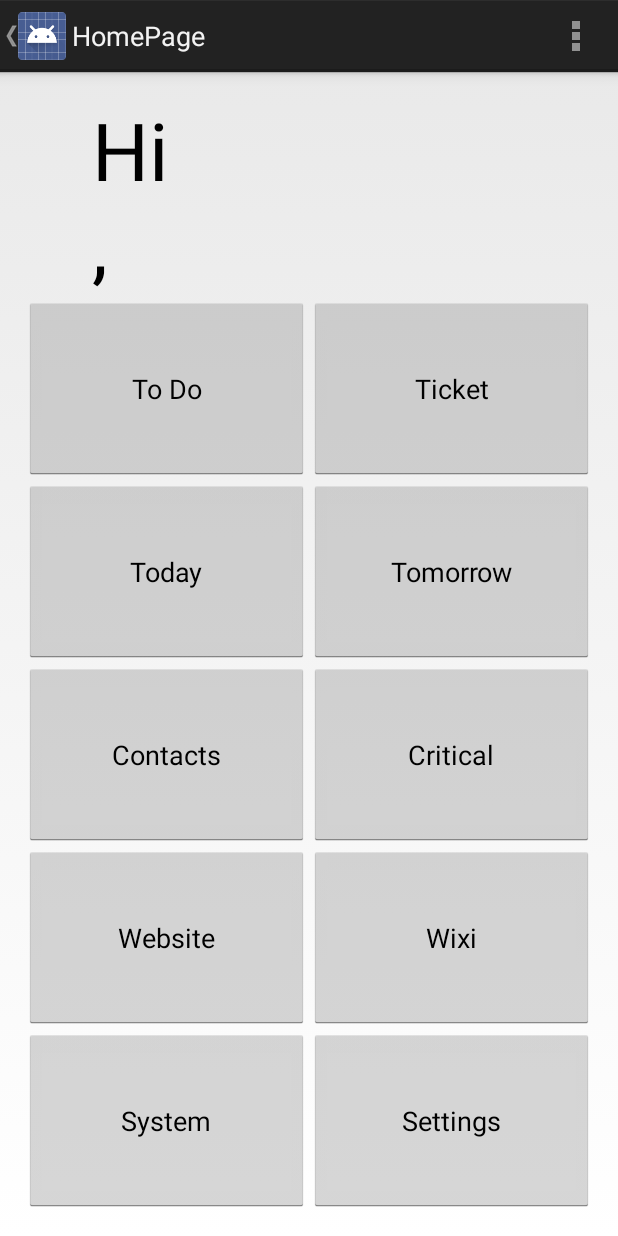
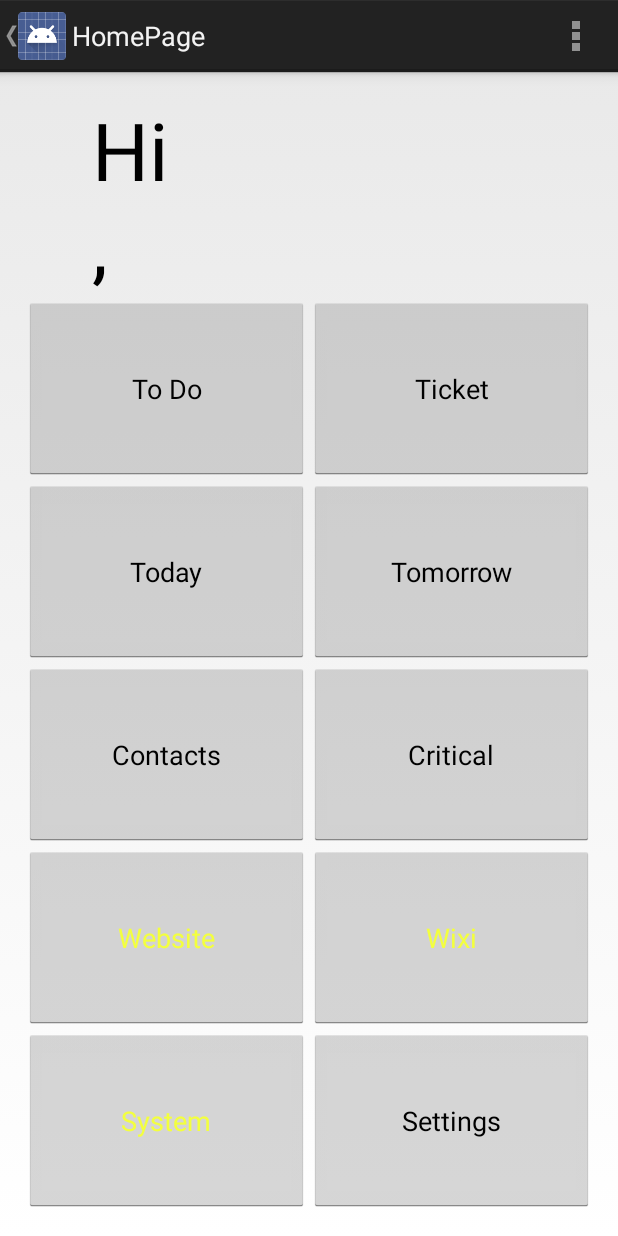
Before and after one commit to AdamMcG/BXP_MobileApp_Android, an Android app: the HomePage screen opened directly, with no data from a screen before it, on a phone screen of 412 x 824 dp. Run offline under Robolectric (Android 15) with nearby library versions, the phone set to English and light mode, and no system bars.

```diff
--- a/All N One/app/src/main/res/layout/activity_home_page.xml
+++ b/All N One/app/src/main/res/layout/activity_home_page.xml
@@ -1,9 +1,10 @@
 <RelativeLayout xmlns:android="http://schemas.android.com/apk/res/android"
     xmlns:tools="http://schemas.android.com/tools" android:layout_width="match_parent"
-    android:layout_height="match_parent" android:paddingLeft="@dimen/activity_horizontal_margin"
+    android:layout_height="match_parent"
+    android:paddingBottom="@dimen/activity_vertical_margin"
+    android:paddingLeft="@dimen/activity_horizontal_margin"
     android:paddingRight="@dimen/activity_horizontal_margin"
     android:paddingTop="@dimen/activity_vertical_margin"
-    android:paddingBottom="@dimen/activity_vertical_margin"
     tools:context="com.allnone.HomePage">
 
 <LinearLayout
@@ -15,28 +16,28 @@
      android:layout_width="match_parent"
      android:layout_height="wrap_content">
      <TextView
+         android:id="@+id/textView10"
          android:layout_width="69dp"
          android:layout_height="wrap_content"
+         android:layout_alignLeft="@+id/button_todo"
+         android:layout_alignParentTop="true"
+         android:layout_marginLeft="45dp"
+         android:text="Hi ,"
          android:textAppearance="?android:attr/textAppearanceLarge"
-         android:text="Hi ,"
-         android:id="@+id/textView10"
-         android:textSize="80px"
          android:textIsSelectable="true"
-         android:layout_marginLeft="45dp"
-         android:layout_alignParentTop="true"
-         android:layout_alignLeft="@+id/button_todo" />
+         android:textSize="80px" />
      <TextView
-         android:layout_weight="1"
+         android:id="@+id/TVusername"
          android:layout_width="match_parent"
          android:layout_height="wrap_content"
-         android:textAppearance="?android:attr/textAppearanceLarge"
-         android:text="@string/emptyString"
-         android:id="@+id/TVusername"
-         android:textStyle="italic"
-         android:textSize="80px"
          android:layout_alignParentTop="true"
          android:layout_toRightOf="@+id/textView10"
-         android:gravity="left" />
+         android:layout_weight="1"
+         android:gravity="left"
+         android:text="@string/emptyString"
+         android:textAppearance="?android:attr/textAppearanceLarge"
+         android:textSize="80px"
+         android:textStyle="italic" />
 
  </LinearLayout>
 
@@ -45,72 +46,75 @@
 <LinearLayout
     android:layout_width="match_parent"
     android:layout_height="match_parent"
-    android:orientation="horizontal"
-    android:layout_weight="1">
+    android:layout_weight="1"
+    android:orientation="horizontal">
 
     <LinearLayout
         android:layout_width="match_parent"
         android:layout_height="match_parent"
-        android:orientation="vertical"
-        android:layout_weight="0.5">
-    <Button
         android:layout_weight="0.5"
+        android:orientation="vertical">
+
+        <Button
+            android:id="@+id/button_todo"
         android:layout_width="match_parent"
         android:layout_height="wrap_content"
-        android:text="To Do"
-        android:id="@+id/button_todo"
-        android:onClick="loadToDo"
         android:layout_above="@+id/button_today"
         android:layout_toLeftOf="@+id/button_tomorrow"
-        android:layout_toStartOf="@+id/button_tomorrow" />
+            android:layout_toStartOf="@+id/button_tomorrow"
+            android:layout_weight="0.5"
+            android:onClick="loadToDo"
+            android:text="To Do" />
 
 
     <Button
-        android:layout_weight="0.5"
+        android:id="@+id/button_today"
         android:layout_width="match_parent"
         android:layout_height="wrap_content"
-        android:text="Today"
-        android:id="@+id/button_today"
-        android:onClick="loadToday"
         android:layout_above="@+id/button_contacts"
         android:layout_toLeftOf="@+id/button_tomorrow"
-        android:layout_toStartOf="@+id/button_tomorrow" />
+        android:layout_toStartOf="@+id/button_tomorrow"
+        android:layout_weight="0.5"
+        android:onClick="loadToday"
+        android:text="Today" />
 
 
     <Button
-        android:layout_weight="0.5"
+        android:id="@+id/button_contacts"
         android:layout_width="match_parent"
         android:layout_height="wrap_content"
-        android:text="Contacts"
-        android:id="@+id/button_contacts"
+        android:layout_alignEnd="@+id/button_today"
+        android:layout_alignRight="@+id/button_today"
+        android:layout_centerVertical="true"
+        android:layout_weight="0.5"
         android:onClick="loadContacts"
-        android:layout_centerVertical="true"
-        android:layout_alignRight="@+id/button_today"
-        android:layout_alignEnd="@+id/button_today" />
+        android:text="Contacts" />
 
     <Button
-        android:layout_weight="0.5"
+        android:id="@+id/button_web"
         android:layout_width="match_parent"
         android:layout_height="wrap_content"
+        android:layout_alignEnd="@+id/button_contacts"
+        android:layout_alignRight="@+id/button_contacts"
+        android:layout_below="@+id/button_contacts"
+        android:layout_weight="0.5"
+        android:onClick="loadWebsite"
         android:text="Website"
-        android:id="@+id/button_web"
-        android:onClick="loadWebsite"
-        android:layout_below="@+id/button_contacts"
-        android:layout_alignRight="@+id/button_contacts"
-        android:layout_alignEnd="@+id/button_contacts" />
+        android:textColor="#f3ff3e" />
 
 
 
     <Button
-        android:layout_weight="0.5"
+        android:id="@+id/button_system"
         android:layout_width="match_parent"
         android:layout_height="wrap_content"
+        android:layout_alignEnd="@+id/button_web"
+        android:layout_alignRight="@+id/button_web"
+        android:layout_below="@+id/button_web"
+        android:layout_weight="0.5"
+        android:onClick="loadSystem"
         android:text="System"
-        android:id="@+id/button_system"
-        android:onClick="loadSystem"
-        android:layout_below="@+id/button_web"
-        android:layout_alignRight="@+id/button_web"
-        android:layout_alignEnd="@+id/button_web" />
+        android:textColor="#f3ff3e" />
 
 
 </LinearLayout>
@@ -118,63 +122,64 @@
 <LinearLayout
     android:layout_width="match_parent"
     android:layout_height="match_parent"
-    android:orientation="vertical"
-    android:layout_weight="0.5">
+    android:layout_weight="0.5"
+    android:orientation="vertical">
     <Button
-        android:layout_weight="0.5"
+        android:id="@+id/button_ticket"
         android:layout_width="match_parent"
         android:layout_height="wrap_content"
-        android:text="Ticket"
-        android:id="@+id/button_ticket"
         android:layout_above="@+id/button_tomorrow"
+        android:layout_alignLeft="@+id/button_tomorrow"
+        android:layout_alignParentEnd="true"
+        android:layout_alignParentRight="true"
+        android:layout_alignStart="@+id/button_tomorrow"
+        android:layout_weight="0.5"
         android:onClick="loadTicket"
-        android:layout_alignParentRight="true"
-        android:layout_alignParentEnd="true"
-        android:layout_alignLeft="@+id/button_tomorrow"
-        android:layout_alignStart="@+id/button_tomorrow" />
+        android:text="Ticket" />
 
     <Button
-        android:layout_weight="0.5"
+        android:id="@+id/button_tomorrow"
         android:layout_width="match_parent"
         android:layout_height="wrap_content"
-        android:text="Tomorrow"
-        android:id="@+id/button_tomorrow"
+        android:layout_alignParentEnd="true"
+        android:layout_alignParentRight="true"
+        android:layout_below="@+id/button_todo"
+        android:layout_weight="0.5"
         android:onClick="loadTomorrow"
-        android:layout_below="@+id/button_todo"
-        android:layout_alignParentRight="true"
-        android:layout_alignParentEnd="true" />
+        android:text="Tomorrow" />
 
     <Button
-        android:layout_weight="0.5"
+        android:id="@+id/button_critical"
         android:layout_width="match_parent"
         android:layout_height="wrap_content"
-        android:text="Critical"
-        android:id="@+id/button_critical"
+        android:layout_alignParentEnd="true"
+        android:layout_alignParentRight="true"
+        android:layout_below="@+id/button_tomorrow"
+        android:layout_weight="0.5"
         android:onClick="loadCritical"
-        android:layout_below="@+id/button_tomorrow"
-        android:layout_alignParentRight="true"
-        android:layout_alignParentEnd="true" />
+        android:text="Critical" />
 
     <Button
-        android:layout_weight="0.5"
+        android:id="@+id/button_wixi"
         android:layout_width="match_parent"
         android:layout_height="wrap_content"
+        android:layout_alignParentEnd="true"
+        android:layout_alignParentRight="true"
+        android:layout_below="@+id/button_critical"
+        android:layout_weight="0.5"
+        android:onClick="loadWixi"
         android:text="Wixi"
-        android:id="@+id/button_wixi"
-        android:onClick="loadWixi"
-        android:layout_below="@+id/button_critical"
-        android:layout_alignParentRight="true"
-        android:layout_alignParentEnd="true" />
+        android:textColor="#f3ff3e" />
 
     <Button
-        android:layout_weight="0.5"
+        android:id="@+id/button_settings"
         android:layout_width="match_parent"
         android:layout_height="wrap_content"
-        android:text="Settings"
-        android:id="@+id/button_settings"
+        android:layout_alignTop="@+id/button_system"
+        android:layout_toRightOf="@+id/button_system"
+        android:layout_weight="0.5"
         android:onClick="loadCSettings"
-        android:layout_alignTop="@+id/button_system"
-        android:layout_toRightOf="@+id/button_system" />
+        android:text="Settings" />
 </LinearLayout>
 </LinearLayout>
 </LinearLayout>
```
Also changed, not shown: All N One/app/src/main/java/com/allnone/app/Controller/HTTPClientClass.java (deleted, +0 -65 lines), All N One/app/src/main/java/com/allnone/app/HttpRequest.java (+107 -3 lines), All N One/app/src/main/java/com/allnone/app/LoginPage.java (+38 -13 lines), All N One/app/src/main/java/com/allnone/app/RssActivity.java (+30 -33 lines), All N One/app/src/main/java/com/allnone/app/config/R.java (deleted, +0 -132 lines), All N One/app/src/main/java/com/allnone/app/util/RssReader.java (+6 -5 lines), All N One/app/src/main/res/layout/activity_rss.xml (+17 -17 lines), All N One/app/src/main/res/layout/activity_today.xml (+21 -18 lines), 41 other files.
